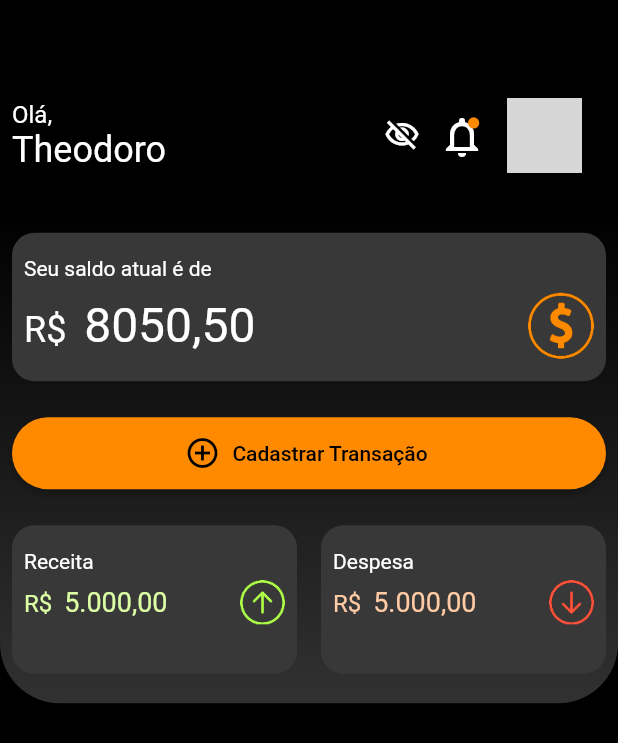
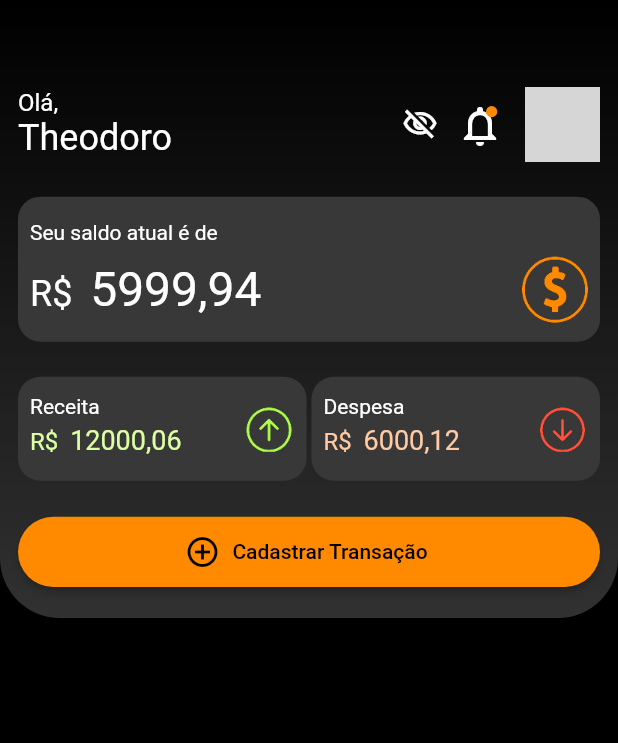
Before and after one commit to Orange-Juice-Projeto-Developer/orange_wallet_mobile, a Flutter app: the screen it shows after launch, after a tap on the "visibility" icon, on a phone screen of 412 x 824 dp. Shown: the top 743 px of the screen. Run offline on Flutter 3.47's test engine with Material 2 defaults, Android fonts, the phone set to English and light mode, and no system bars; network calls fail; grey boxes are pictures that could not be loaded.

Commit message:
Alterações no layout e refatoramento formatação

```diff
--- a/lib/models/cadastrar_transacao_button.dart
+++ b/lib/models/cadastrar_transacao_button.dart
@@ -23,7 +23,7 @@ class _CadastrarTransacaoButtonState extends State<CadastrarTransacaoButton> {
     var mediaQuery = MediaQuery.of(context).size;
     return ElevatedButton.icon(
       style: ElevatedButton.styleFrom(
-        fixedSize: Size(mediaQuery.width, 48),
+        fixedSize: Size(mediaQuery.width, mediaQuery.height * .05687),
         primary: const Color(0XFFFF8A00),
         shape: RoundedRectangleBorder(
           borderRadius: BorderRadius.circular(24),
--- a/lib/models/receita_despesa_container.dart
+++ b/lib/models/receita_despesa_container.dart
@@ -9,18 +9,19 @@ class ReceitaDespesaContainer extends StatelessWidget {
 
   @override
   Widget build(BuildContext context) {
-    return Padding(
-      padding: const EdgeInsets.fromLTRB(8, 16, 8, 16),
-      child: Container(
+    final mediaQuery = MediaQuery.of(context).size;
+    const double saldoReceita = 12000.06;
+    const double saldoDespesa = 6000.12;
+    return Container(
       // padding: const EdgeInsets.symmetric(vertical: 16, horizontal: 8),
-        height: 99,
+      height: mediaQuery.height * 0.08412,
       decoration: BoxDecoration(
         color: const Color(0XFF383838),
         borderRadius: BorderRadius.circular(15),
       ),
       child: Padding(
         padding: const EdgeInsets.only(
-            top: 16.0,
+          top: 12.0,
           left: 8,
         ),
         child: Column(
@@ -49,7 +50,12 @@ class ReceitaDespesaContainer extends StatelessWidget {
                                     : const Color(0XFFFFCAA4)),
                           ),
                           TextSpan(
-                              text: isVisible ? '5.000,00' : '*******',
+                            text: receitaOuDespesa(
+                              isReceita,
+                              isVisible,
+                              saldoReceita,
+                              saldoDespesa,
+                            ).toString().replaceAll('.', ','),
                             style: TextStyle(
                                 fontSize: 18,
                                 color: isReceita
@@ -60,8 +66,11 @@ class ReceitaDespesaContainer extends StatelessWidget {
                       ),
                     ),
                     const Spacer(),
-                      Padding(
-                        padding: const EdgeInsets.only(right: 8.0),
+                    Align(
+                      alignment: const Alignment(2, 1),
+                      heightFactor: 0.5,
+                      child: Padding(
+                        padding: const EdgeInsets.only(right: 10.0),
                         child: Image.asset(
                             isAntiAlias: true,
                             width: 30,
@@ -72,6 +81,7 @@ class ReceitaDespesaContainer extends StatelessWidget {
                                 ? 'assets/images/Receita.png'
                                 : 'assets/images/Despesa.png'),
                       ),
+                    ),
                   ],
                 );
               }),
@@ -79,7 +89,23 @@ class ReceitaDespesaContainer extends StatelessWidget {
           ],
         ),
       ),
-      ),
     );
   }
 }
+
+String receitaOuDespesa(
+    bool isReceita, bool isVisible, double receita, double despesa) {
+  String retorno = '';
+  if (isVisible == true) {
+    if (isReceita == true) {
+      final receitaString = receita.toString();
+      retorno = receitaString;
+    } else if (isReceita == false) {
+      final despesaString = despesa.toString();
+      retorno = despesaString;
+    }
+  } else {
+    retorno = '*******';
+  }
+  return retorno;
+}
--- a/lib/models/saldo_container.dart
+++ b/lib/models/saldo_container.dart
@@ -3,13 +3,13 @@ import 'package:flutter/material.dart';
 class SaldoContainer extends StatelessWidget {
   const SaldoContainer({Key? key, required this.isVisible}) : super(key: key);
   final bool isVisible;
-  final double saldo = 8050.50;
+  final double saldo = 5999.94;
+
   @override
   Widget build(BuildContext context) {
-    return Padding(
-      padding: const EdgeInsets.fromLTRB(8, 16, 8, 16),
-      child: Container(
-        height: 99,
+    final mediaQuery = MediaQuery.of(context).size;
+    return Container(
+      height: mediaQuery.height * 0.11729,
       decoration: BoxDecoration(
         color: const Color(0XFF383838),
         borderRadius: BorderRadius.circular(15),
@@ -78,7 +78,6 @@ class SaldoContainer extends StatelessWidget {
           ],
         ),
       ),
-      ),
     );
   }
 }
--- a/lib/pages/home_page.dart
+++ b/lib/pages/home_page.dart
@@ -20,13 +20,29 @@ class _HomePageState extends State<HomePage> {
     return Scaffold(
       backgroundColor: Colors.black,
       body: SingleChildScrollView(
+        child: Container(
+          // padding: const EdgeInsets.all(8.0),
+          height: mediaQuery.height * .5,
+          decoration: const BoxDecoration(
+            borderRadius: BorderRadius.vertical(
+              bottom: Radius.circular(40),
+            ),
+            gradient: LinearGradient(
+              begin: Alignment.topCenter,
+              end: Alignment.bottomCenter,
+              colors: [
+                Colors.black,
+                Color(0XFF323131),
+              ],
+            ),
+          ),
           child: Column(
             children: [
               SizedBox(
-              height: mediaQuery.height / 20,
+                height: mediaQuery.height * 0.07,
               ),
               Padding(
-              padding: const EdgeInsets.all(8.0),
+                padding: const EdgeInsets.symmetric(horizontal: 12.0),
                 child: Row(
                   mainAxisAlignment: MainAxisAlignment.spaceBetween,
                   children: [
@@ -56,46 +72,33 @@ class _HomePageState extends State<HomePage> {
                           color: Colors.white,
                         ),
                         const NotificationButton(),
-                      const Padding(
-                        padding: EdgeInsets.all(16.0),
-                        child: CircleAvatar(
+                        const SizedBox(
+                          width: 16,
+                          height: 0,
+                        ),
+                        const CircleAvatar(
                           radius: 25,
                           backgroundColor: Colors.black,
                           backgroundImage: NetworkImage(
                               'https://www.araujopolicastro.com.br/wp-content/uploads/2014/08/theodoro-arajo-v21.png'),
-                        ),
                         )
                       ],
                     ),
                   ],
                 ),
               ),
-            Stack(
-              children: [
-                Container(
-                  height: mediaQuery.height / 2.5,
-                  decoration: const BoxDecoration(
-                    borderRadius: BorderRadius.vertical(
-                      bottom: Radius.circular(40),
+              SizedBox(
+                height: mediaQuery.height * 0.02843,
+                width: 0,
               ),
-                    gradient: LinearGradient(
-                      begin: Alignment.topCenter,
-                      end: Alignment.bottomCenter,
-                      colors: [
-                        Colors.black,
-                        Color(0XFF323131),
-                      ],
-                    ),
-                  ),
+              Padding(
+                padding: const EdgeInsets.symmetric(horizontal: 12.0),
                 child: Column(
                   children: [
                     SaldoContainer(isVisible: saldoVisible),
-                      const Padding(
-                        padding: EdgeInsets.all(8.0),
-                        child: Align(
-                          alignment: Alignment.bottomCenter,
-                          child: CadastrarTransacaoButton(),
-                        ),
+                    SizedBox(
+                      height: mediaQuery.height * 0.02843,
+                      width: 0,
                     ),
                     Row(
                       children: [
@@ -104,19 +107,27 @@ class _HomePageState extends State<HomePage> {
                           isReceita: true,
                           isVisible: saldoVisible,
                         )),
+                        SizedBox(
+                          height: 0,
+                          width: mediaQuery.width * 0.008,
+                        ),
                         Expanded(
                             child: ReceitaDespesaContainer(
                           isReceita: false,
                           isVisible: saldoVisible,
                         )),
                       ],
-                      )
+                    ),
+                    SizedBox(
+                      height: mediaQuery.height * 0.02843,
+                      width: 0,
+                    ),
+                    const CadastrarTransacaoButton(),
                   ],
                 ),
               ),
             ],
           ),
-          ],
         ),
       ),
     );
```
Lines whose indentation alone changed are shown as unchanged.
